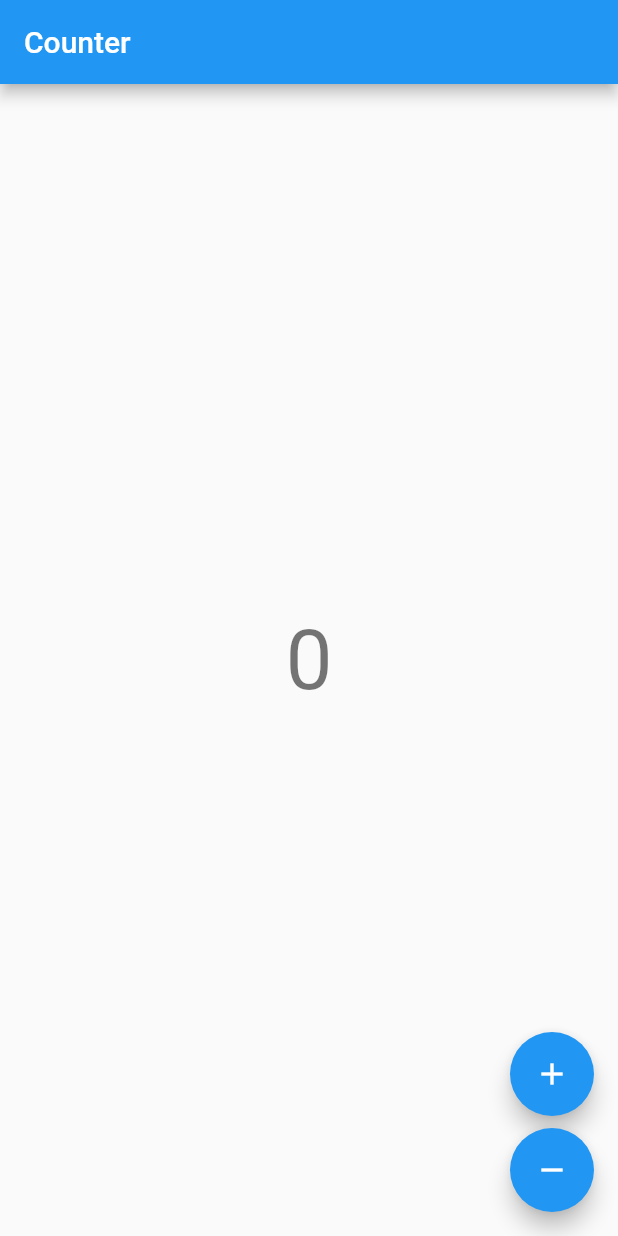
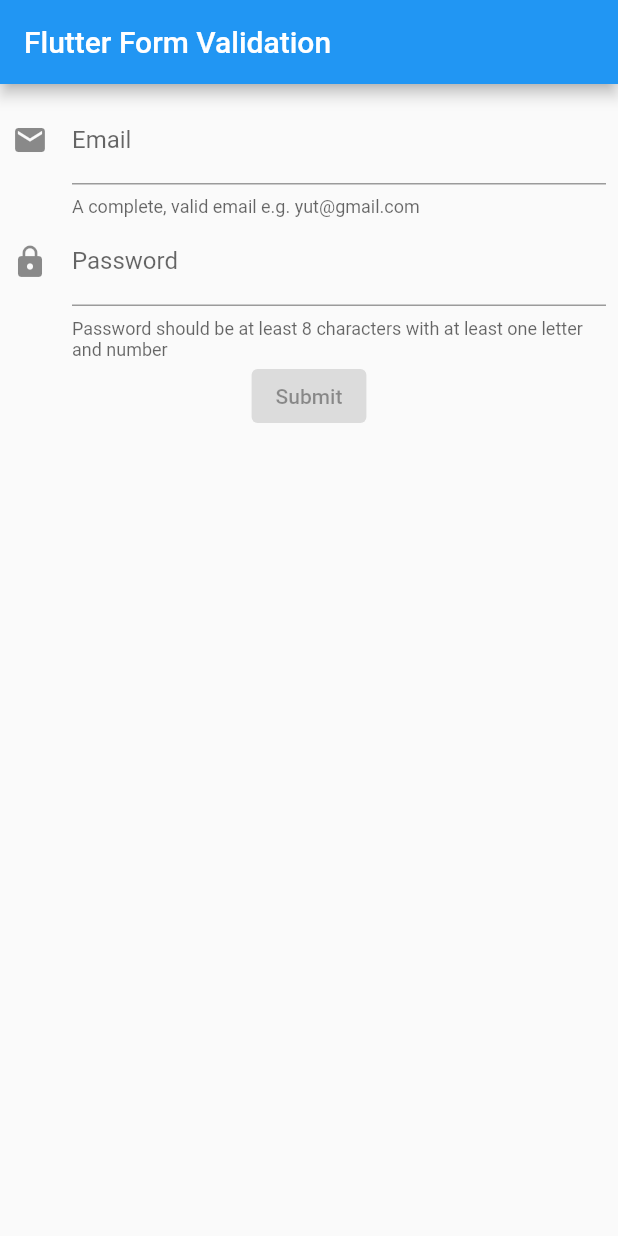
Before and after one commit to yootyakuza/flutter_bloc, a Flutter app: the screen it shows after launch, on a phone screen of 412 x 824 dp. Run offline on Flutter 3.47's test engine with Material 2 defaults, Android fonts, the phone set to English and light mode, and no system bars; our stand-ins replace bloc, equatable, flutter_bloc, formz.

Commit message:
form validation first commit

```diff
--- a/lib/app.dart
+++ /dev/null
@@ -1,11 +0,0 @@
-import 'package:flutter/material.dart';
-
-import 'counter/view/counter_page.dart';
-
-/// {@template counter_app}
-/// A [MaterialApp] which sets the `home` to [CounterPage].
-/// {@endtemplate}
-class CounterApp extends MaterialApp {
-  /// {@macro counter_app}
-  const CounterApp({Key? key}) : super(key: key, home: const CounterPage());
-}
--- /dev/null
+++ b/lib/bloc/my_form_bloc.dart
@@ -0,0 +1,84 @@
+import 'dart:async';
+
+import 'package:bloc/bloc.dart';
+import 'package:equatable/equatable.dart';
+
+import 'package:formz/formz.dart';
+
+import '../model/model.dart';
+
+part 'my_form_event.dart';
+part 'my_form_state.dart';
+
+class MyFormBloc extends Bloc<MyFormEvent, MyFormState> {
+  MyFormBloc() : super(const MyFormState()) {
+    on<EmailChanged>(_onEmailChanged);
+    on<PasswordChanged>(_onPasswordChanged);
+    on<EmailUnfocused>(_onEmailUnfocused);
+    on<PasswordUnfocused>(_onPasswordUnfocused);
+    on<FormSubmitted>(_onFormSubmitted);
+  }
+
+  void _onEmailChanged(EmailChanged event, Emitter<MyFormState> emit) {
+    final email = Email.dirty(event.email);
+    emit(
+      state.copyWith(
+        email: email.valid ? email : Email.pure(event.email),
+        status: Formz.validate([email, state.password]),
+      ),
+    );
+  }
+
+  void _onPasswordChanged(PasswordChanged event, Emitter<MyFormState> emit) {
+    final password = Password.dirty(event.password);
+    emit(
+      state.copyWith(
+        password: password.valid ? password : Password.pure(event.password),
+        status: Formz.validate([state.email, password]),
+      ),
+    );
+  }
+
+  void _onEmailUnfocused(EmailUnfocused event, Emitter<MyFormState> emit) {
+    final email = Email.dirty(state.email.value);
+    emit(
+      state.copyWith(
+        email: email,
+        status: Formz.validate([email, state.password]),
+      ),
+    );
+  }
+
+  void _onPasswordUnfocused(
+    PasswordUnfocused event,
+    Emitter<MyFormState> emit,
+  ) {
+    final password = Password.dirty(state.password.value);
+    emit(
+      state.copyWith(
+        password: password,
+        status: Formz.validate([state.email, password]),
+      ),
+    );
+  }
+
+  Future<void> _onFormSubmitted(
+    FormSubmitted event,
+    Emitter<MyFormState> emit,
+  ) async {
+    final email = Email.dirty(state.email.value);
+    final password = Password.dirty(state.password.value);
+    emit(
+      state.copyWith(
+        email: email,
+        password: password,
+        status: Formz.validate([email, password]),
+      ),
+    );
+    if (state.status.isValidated) {
+      emit(state.copyWith(status: FormzStatus.submissionInProgress));
+      await Future<void>.delayed(const Duration(seconds: 1));
+      emit(state.copyWith(status: FormzStatus.submissionSuccess));
+    }
+  }
+}
--- /dev/null
+++ b/lib/bloc/my_form_event.dart
@@ -0,0 +1,32 @@
+part of 'my_form_bloc.dart';
+
+abstract class MyFormEvent extends Equatable {
+  const MyFormEvent();
+
+  @override
+  List<Object> get props => [];
+}
+
+class EmailChanged extends MyFormEvent {
+  const EmailChanged({required this.email});
+
+  final String email;
+
+  @override
+  List<Object> get props => [email];
+}
+
+class EmailUnfocused extends MyFormEvent {}
+
+class PasswordChanged extends MyFormEvent {
+  const PasswordChanged({required this.password});
+
+  final String password;
+
+  @override
+  List<Object> get props => [password];
+}
+
+class PasswordUnfocused extends MyFormEvent {}
+
+class FormSubmitted extends MyFormEvent {}
--- /dev/null
+++ b/lib/bloc/my_form_state.dart
@@ -0,0 +1,28 @@
+part of 'my_form_bloc.dart';
+
+class MyFormState extends Equatable {
+  const MyFormState({
+    this.email = const Email.pure(),
+    this.password = const Password.pure(),
+    this.status = FormzStatus.pure,
+  });
+
+  final Email email;
+  final Password password;
+  final FormzStatus status;
+
+  MyFormState copyWith({
+    Email? email,
+    Password? password,
+    FormzStatus? status,
+  }) {
+    return MyFormState(
+      email: email ?? this.email,
+      password: password ?? this.password,
+      status: status ?? this.status,
+    );
+  }
+
+  @override
+  List<Object> get props => [email, password, status];
+}
--- a/lib/counter/counter.dart
+++ /dev/null
@@ -1 +0,0 @@
-export 'cubit/counter_cubit.dart';
--- a/lib/counter/cubit/counter_cubit.dart
+++ /dev/null
@@ -1,15 +0,0 @@
-import 'package:bloc/bloc.dart';
-
-/// {@template counter_cubit}
-/// A [Cubit] which manages an [int] as its state.
-/// {@endtemplate}
-class CounterCubit extends Cubit<int> {
-  /// {@macro counter_cubit}
-  CounterCubit() : super(0);
-
-  /// Add 1 to the current state. emit เอาไว้เป็นตัวสั่งให้เกิด event
-  void increment() => emit(state + 1);
-
-  /// Subtract 1 from the current state.
-  void decrement() => emit(state - 1);
-}
--- a/lib/counter/view/counter_page.dart
+++ /dev/null
@@ -1,22 +0,0 @@
-import 'package:flutter/material.dart';
-import 'package:flutter_bloc/flutter_bloc.dart';
-
-import '../cubit/counter_cubit.dart';
-import 'counter_view.dart';
-
-/// {@template counter_page}
-/// A [StatelessWidget] which is responsible for providing a
-/// [CounterCubit] instance to the [CounterView].
-/// {@endtemplate}
-class CounterPage extends StatelessWidget {
-  /// {@macro counter_page}
-  const CounterPage({Key? key}) : super(key: key);
-
-  @override
-  Widget build(BuildContext context) {
-    return BlocProvider(
-      create: (_) => CounterCubit(),
-      child: const CounterView(),
-    );
-  }
-}
--- a/lib/counter/view/counter_view.dart
+++ /dev/null
@@ -1,45 +0,0 @@
-import 'package:flutter/material.dart';
-import 'package:flutter_bloc/flutter_bloc.dart';
-
-import '../cubit/counter_cubit.dart';
-
-/// {@template counter_view}
-/// A [StatelessWidget] which reacts to the provided
-/// [CounterCubit] state and notifies it in response to user input.
-/// {@endtemplate}
-class CounterView extends StatelessWidget {
-  /// {@macro counter_view}
-  const CounterView({Key? key}) : super(key: key);
-
-  @override
-  Widget build(BuildContext context) {
-    final textTheme = Theme.of(context).textTheme;
-    return Scaffold(
-      appBar: AppBar(title: const Text('Counter')),
-      body: Center(
-        child: BlocBuilder<CounterCubit, int>(
-          builder: (context, state) {
-            return Text('$state', style: textTheme.headline2);
-          },
-        ),
-      ),
-      floatingActionButton: Column(
-        mainAxisAlignment: MainAxisAlignment.end,
-        crossAxisAlignment: CrossAxisAlignment.end,
-        children: <Widget>[
-          FloatingActionButton(
-            key: const Key('counterView_increment_floatingActionButton'),
-            child: const Icon(Icons.add),
-            onPressed: () => context.read<CounterCubit>().increment(),
-          ),
-          const SizedBox(height: 8),
-          FloatingActionButton(
-            key: const Key('counterView_decrement_floatingActionButton'),
-            child: const Icon(Icons.remove),
-            onPressed: () => context.read<CounterCubit>().decrement(),
-          ),
-        ],
-      ),
-    );
-  }
-}
--- a/lib/main.dart
+++ b/lib/main.dart
@@ -1,10 +1,214 @@
-import 'package:bloc/bloc.dart';
-import 'package:bloc_clean_architecture/counter_observer.dart';
-import 'package:flutter/widgets.dart';
+import 'package:flutter/material.dart';
+import 'package:flutter_bloc/flutter_bloc.dart';
+import 'package:formz/formz.dart';
 
-import 'app.dart';
+import 'bloc/my_form_bloc.dart';
 
-void main() {
-  Bloc.observer = CounterObserver();
-  runApp(const CounterApp());
+void main() => runApp(const App());
+
+class App extends StatelessWidget {
+  const App({Key? key}) : super(key: key);
+
+  @override
+  Widget build(BuildContext context) {
+    return MaterialApp(
+      home: Scaffold(
+        appBar: AppBar(title: const Text('Flutter Form Validation')),
+        body: BlocProvider(
+          create: (_) => MyFormBloc(),
+          child: const MyForm(),
+        ),
+      ),
+    );
+  }
 }
+
+class MyForm extends StatefulWidget {
+  const MyForm({Key? key}) : super(key: key);
+
+  @override
+  State<MyForm> createState() => _MyFormState();
+}
+
+class _MyFormState extends State<MyForm> {
+  final _emailFocusNode = FocusNode();
+  final _passwordFocusNode = FocusNode();
+
+  @override
+  void initState() {
+    super.initState();
+    _emailFocusNode.addListener(() {
+      if (!_emailFocusNode.hasFocus) {
+        context.read<MyFormBloc>().add(EmailUnfocused());
+        FocusScope.of(context).requestFocus(_passwordFocusNode);
+      }
+    });
+    _passwordFocusNode.addListener(() {
+      if (!_passwordFocusNode.hasFocus) {
+        context.read<MyFormBloc>().add(PasswordUnfocused());
+      }
+    });
+  }
+
+  @override
+  void dispose() {
+    _emailFocusNode.dispose();
+    _passwordFocusNode.dispose();
+    super.dispose();
+  }
+
+  @override
+  Widget build(BuildContext context) {
+    return BlocListener<MyFormBloc, MyFormState>(
+      listener: (context, state) {
+        if (state.status.isSubmissionSuccess) {
+          ScaffoldMessenger.of(context).hideCurrentSnackBar();
+          showDialog<void>(
+            context: context,
+            builder: (_) => const SuccessDialog(),
+          );
+        }
+        if (state.status.isSubmissionInProgress) {
+          ScaffoldMessenger.of(context)
+            ..hideCurrentSnackBar()
+            ..showSnackBar(
+              const SnackBar(content: Text('Submitting...')),
+            );
+        }
+      },
+      child: Padding(
+        padding: const EdgeInsets.all(8),
+        child: Column(
+          children: <Widget>[
+            EmailInput(focusNode: _emailFocusNode),
+            PasswordInput(focusNode: _passwordFocusNode),
+            const SubmitButton(),
+          ],
+        ),
+      ),
+    );
+  }
+}
+
+class EmailInput extends StatelessWidget {
+  const EmailInput({Key? key, required this.focusNode}) : super(key: key);
+
+  final FocusNode focusNode;
+
+  @override
+  Widget build(BuildContext context) {
+    return BlocBuilder<MyFormBloc, MyFormState>(
+      builder: (context, state) {
+        return TextFormField(
+          initialValue: state.email.value,
+          focusNode: focusNode,
+          decoration: InputDecoration(
+            icon: const Icon(Icons.email),
+            labelText: 'Email',
+            helperText: 'A complete, valid email e.g. yut@gmail.com',
+            errorText: state.email.invalid
+                ? 'Please ensure the email entered is valid'
+                : null,
+          ),
+          keyboardType: TextInputType.emailAddress,
+          onChanged: (value) {
+            context.read<MyFormBloc>().add(EmailChanged(email: value));
+          },
+          textInputAction: TextInputAction.next,
+        );
+      },
+    );
+  }
+}
+
+class PasswordInput extends StatelessWidget {
+  const PasswordInput({Key? key, required this.focusNode}) : super(key: key);
+
+  final FocusNode focusNode;
+
+  @override
+  Widget build(BuildContext context) {
+    return BlocBuilder<MyFormBloc, MyFormState>(
+      builder: (context, state) {
+        return TextFormField(
+          initialValue: state.password.value,
+          focusNode: focusNode,
+          decoration: InputDecoration(
+            icon: const Icon(Icons.lock),
+            helperText:
+                '''Password should be at least 8 characters with at least one letter and number''',
+            helperMaxLines: 2,
+            labelText: 'Password',
+            errorMaxLines: 2,
+            errorText: state.password.invalid
+                ? '''Password must be at least 8 characters and contain at least one letter and number'''
+                : null,
+          ),
+          obscureText: true,
+          onChanged: (value) {
+            context.read<MyFormBloc>().add(PasswordChanged(password: value));
+          },
+          textInputAction: TextInputAction.done,
+        );
+      },
+    );
+  }
+}
+
+class SubmitButton extends StatelessWidget {
+  const SubmitButton({Key? key}) : super(key: key);
+
+  @override
+  Widget build(BuildContext context) {
+    return BlocBuilder<MyFormBloc, MyFormState>(
+      buildWhen: (previous, current) => previous.status != current.status,
+      builder: (context, state) {
+        return ElevatedButton(
+          onPressed: state.status.isValidated
+              ? () => context.read<MyFormBloc>().add(FormSubmitted())
+              : null,
+          child: const Text('Submit'),
+        );
+      },
+    );
+  }
+}
+
+class SuccessDialog extends StatelessWidget {
+  const SuccessDialog({Key? key}) : super(key: key);
+
+  @override
+  Widget build(BuildContext context) {
+    return Dialog(
+      shape: RoundedRectangleBorder(
+        borderRadius: BorderRadius.circular(8),
+      ),
+      child: Padding(
+        padding: const EdgeInsets.all(8),
+        child: Column(
+          mainAxisSize: MainAxisSize.min,
+          children: <Widget>[
+            Row(
+              children: const <Widget>[
+                Icon(Icons.info),
+                Flexible(
+                  child: Padding(
+                    padding: EdgeInsets.all(10),
+                    child: Text(
+                      'Form Submitted Successfully!',
+                      softWrap: true,
+                    ),
+                  ),
+                ),
+              ],
+            ),
+            ElevatedButton(
+              child: const Text('OK'),
+              onPressed: () => Navigator.of(context).pop(),
+            ),
+          ],
+        ),
+      ),
+    );
+  }
+}
--- /dev/null
+++ b/lib/model/email.dart
@@ -0,0 +1,19 @@
+import 'package:formz/formz.dart';
+
+enum EmailValidationError { invalid }
+
+class Email extends FormzInput<String, EmailValidationError> {
+  const Email.pure([String value = '']) : super.pure(value);
+  const Email.dirty([String value = '']) : super.dirty(value);
+
+  static final _emailRegex = RegExp(
+    r'^[a-zA-Z0-9.!#$%&’*+/=?^_`{|}~-]+@[a-zA-Z0-9-]+(?:\.[a-zA-Z0-9-]+)*$',
+  );
+
+  @override
+  EmailValidationError? validator(String? value) {
+    return _emailRegex.hasMatch(value ?? '')
+        ? null
+        : EmailValidationError.invalid;
+  }
+}
--- /dev/null
+++ b/lib/model/model.dart
@@ -0,0 +1,2 @@
+export 'email.dart';
+export 'password.dart';
--- /dev/null
+++ b/lib/model/password.dart
@@ -0,0 +1,18 @@
+import 'package:formz/formz.dart';
+
+enum PasswordValidationError { invalid }
+
+class Password extends FormzInput<String, PasswordValidationError> {
+  const Password.pure([String value = '']) : super.pure(value);
+  const Password.dirty([String value = '']) : super.dirty(value);
+
+  static final _passwordRegex =
+      RegExp(r'^(?=.*[A-Za-z])(?=.*\d)[A-Za-z\d]{8,}$');
+
+  @override
+  PasswordValidationError? validator(String? value) {
+    return _passwordRegex.hasMatch(value ?? '')
+        ? null
+        : PasswordValidationError.invalid;
+  }
+}
--- a/pubspec.yaml
+++ b/pubspec.yaml
@@ -14,6 +14,12 @@
 
   flutter_bloc: ^8.1.1 # เรียกเพื่อใช้ state management
 
+  equatable: ^2.0.5
+
+  formz: ^0.4.1
+
+  very_good_analysis: ^2.4.0
+
   cupertino_icons: ^1.0.2
 
 dev_dependencies:
```
Also changed, not shown: lib/counter_observer.dart (deleted, +0 -14 lines), pubspec.lock, 1 other file.
